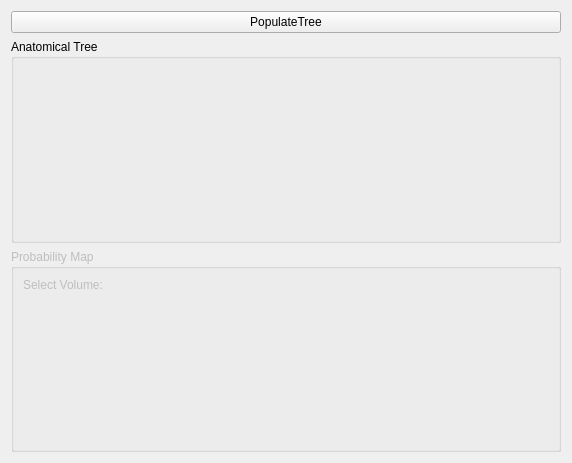
jcfr/Slicer3, file QTModules/EMSegment/Resources/UI/qSlicerEMSegmentDefineAtlasPanel.ui: the form before one commit.
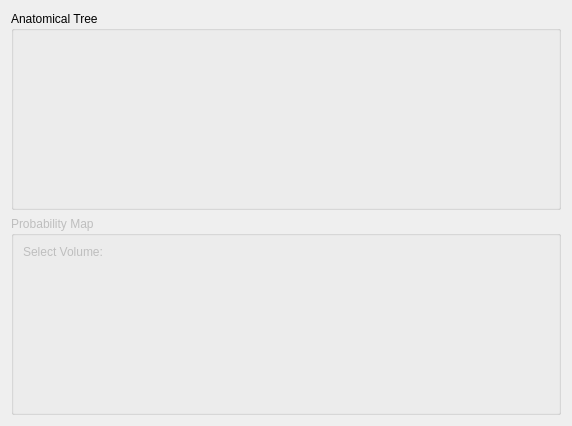
The form after the commit. Custom widgets are drawn as their Qt base class.

Commit message:
ENH: EMSegment - Added virtual method setup to qSlicerEMSegmentWidget and updated Panel to use it
The setup method can be overloaded to initialize UI

Ideally, the panel would be initialized when a valid vtkMRMLEMSNode is set

Patch:
```diff
--- a/QTModules/EMSegment/Resources/UI/qSlicerEMSegmentDefineAtlasPanel.ui
+++ b/QTModules/EMSegment/Resources/UI/qSlicerEMSegmentDefineAtlasPanel.ui
@@ -7,20 +7,13 @@
     <x>0</x>
     <y>0</y>
     <width>572</width>
-    <height>463</height>
+    <height>426</height>
    </rect>
   </property>
   <property name="windowTitle">
    <string>Form</string>
   </property>
   <layout class="QVBoxLayout" name="verticalLayout_2">
-   <item>
-    <widget class="QPushButton" name="PopulateTreeButton">
-     <property name="text">
-      <string>PopulateTree</string>
-     </property>
-    </widget>
-   </item>
    <item>
     <widget class="ctkCollapsibleGroupBox" name="AnatomicalTreeCollapsibleGroupBox">
      <property name="title">
```
Left out of the diff: 19 changed lines with no effect on the pictures. The commit also changes 13 other files.
